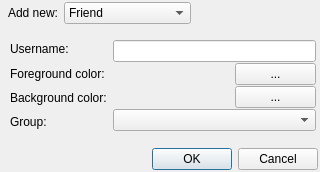
Above: src/plugins/blogique/plugins/metida/addeditentrydialog.ui from 0xd34df00d/leechcraft before the change. Below: the same form after it.
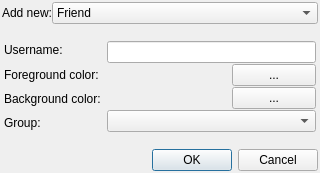
That is the form after the change.

Commit message: [Blogique Metida] fix add/edit/delete friend dialogs

Diff of the .ui file:
```diff
--- a/src/plugins/blogique/plugins/metida/addeditentrydialog.ui
+++ b/src/plugins/blogique/plugins/metida/addeditentrydialog.ui
@@ -7,18 +7,19 @@
     <x>0</x>
     <y>0</y>
     <width>320</width>
-    <height>172</height>
+    <height>173</height>
    </rect>
   </property>
   <property name="windowTitle">
    <string/>
   </property>
-  <layout class="QGridLayout" name="gridLayout_2">
-   <property name="margin">
-    <number>2</number>
-   </property>
-   <item row="0" column="1">
     <layout class="QVBoxLayout" name="verticalLayout_3">
+   <property name="spacing">
+    <number>0</number>
+   </property>
+   <property name="margin">
+    <number>2</number>
+   </property>
      <item>
       <layout class="QHBoxLayout" name="AddTypeLayout_">
        <item>
@@ -48,23 +49,16 @@
          </item>
         </widget>
        </item>
-       <item>
-        <spacer name="horizontalSpacer_3">
-         <property name="orientation">
-          <enum>Qt::Horizontal</enum>
-         </property>
-         <property name="sizeHint" stdset="0">
-          <size>
-           <width>40</width>
-           <height>20</height>
-          </size>
-         </property>
-        </spacer>
-       </item>
       </layout>
      </item>
      <item>
       <widget class="QStackedWidget" name="stackedWidget">
+     <property name="sizePolicy">
+      <sizepolicy hsizetype="Preferred" vsizetype="Expanding">
+       <horstretch>0</horstretch>
+       <verstretch>0</verstretch>
+      </sizepolicy>
+     </property>
        <property name="currentIndex">
         <number>0</number>
        </property>
@@ -221,9 +215,7 @@
        </widget>
       </widget>
      </item>
-    </layout>
-   </item>
-   <item row="1" column="0" colspan="2">
+   <item>
     <widget class="QDialogButtonBox" name="ButtonBox">
      <property name="orientation">
       <enum>Qt::Horizontal</enum>
```
Lines whose indentation alone changed are shown as unchanged. The commit also changes 3 other files.
